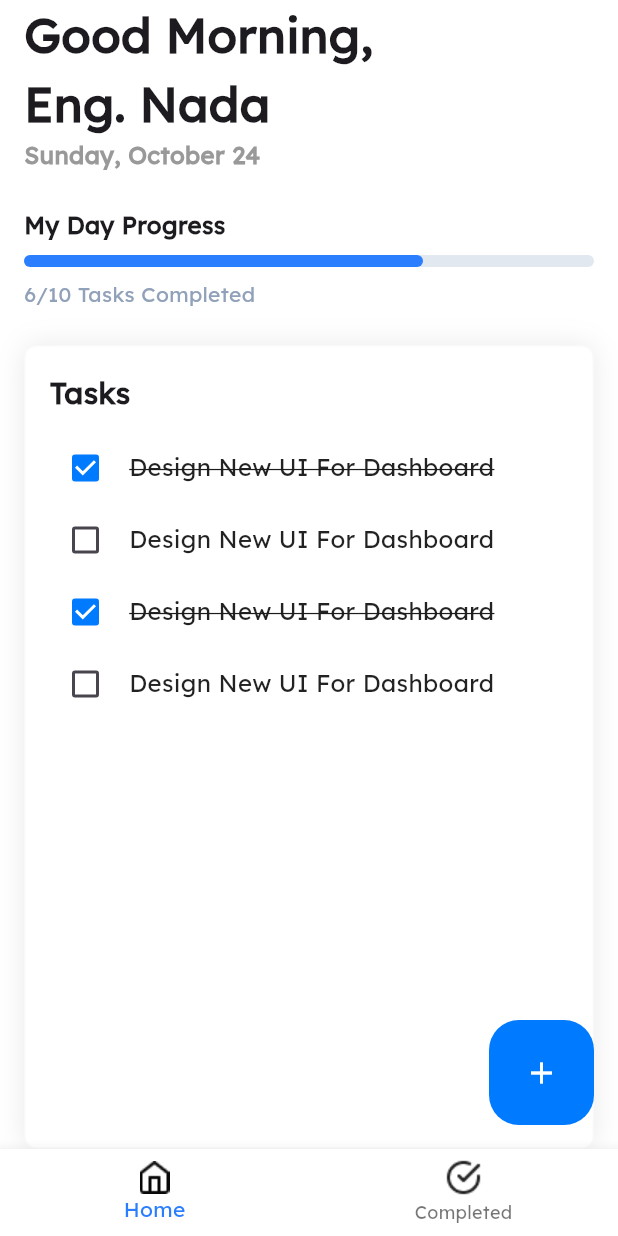
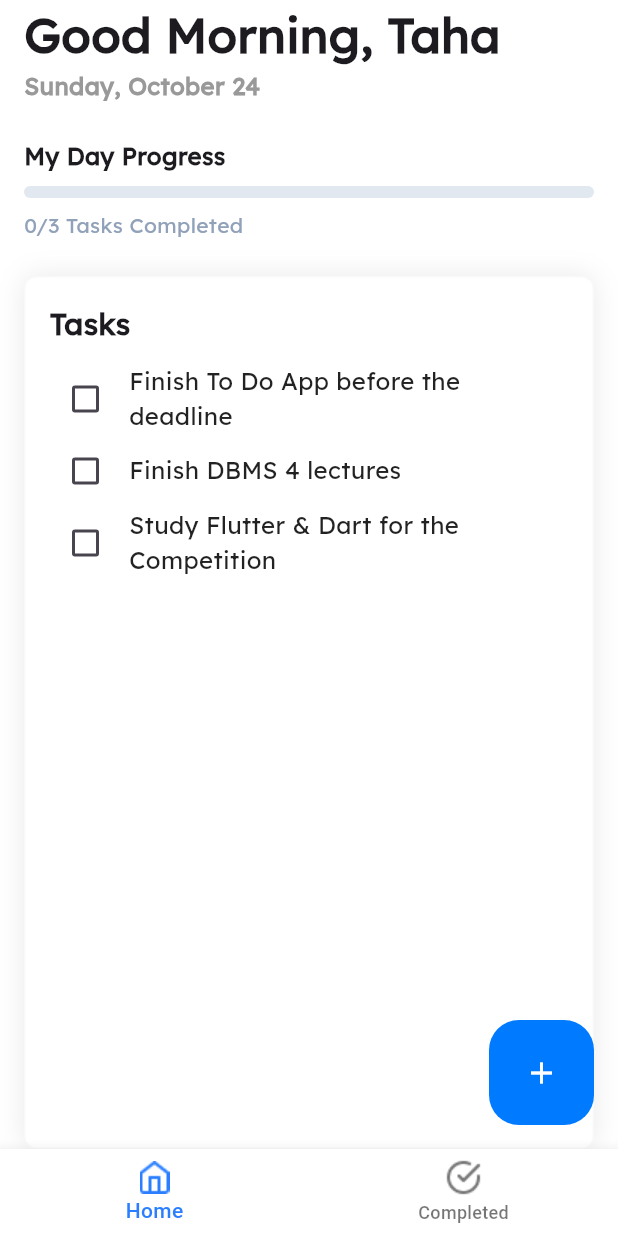
Before and after one commit to Tahtawy1/toDoApp, a Flutter app: the screen it shows after launch, after a tap on "Let’s Start", on a phone screen of 412 x 824 dp. Run offline on Flutter 3.47's test engine with Material 3 defaults, Android fonts, the phone set to English and light mode, and no system bars; our stand-ins replace date_field.

Commit message:
New Commit

```diff
--- a/lib/models/taskModel.dart
+++ /dev/null
@@ -1,10 +0,0 @@
-class TaskModel{
-  final String text;
-  final bool isComplete;
-  TaskModel({
-    required this.text,
-    this.isComplete=false
-}) ;
-
-
-}
--- /dev/null
+++ b/lib/views/all_tasks_list.dart
@@ -0,0 +1,134 @@
+import 'package:flutter/material.dart';
+import 'package:to_do_list_app/views/home_page.dart';
+import 'package:to_do_list_app/widgets/task.dart';
+
+// ignore: must_be_immutable
+class AllTasksList extends StatefulWidget {
+  AllTasksList({super.key, required this.completeTaskCounter});
+  int completeTaskCounter;
+  @override
+  State<AllTasksList> createState() => _AllTasksListState();
+}
+
+class _AllTasksListState extends State<AllTasksList> {
+  @override
+  Widget build(BuildContext context) {
+    return SafeArea(
+      child: Padding(
+        padding: EdgeInsets.symmetric(horizontal: 16),
+        child: Column(
+          crossAxisAlignment: CrossAxisAlignment.start,
+          children: [
+            Column(
+              children: [
+                Text(
+                  'Good Morning, Taha',
+                  style: TextStyle(fontSize: 32, fontWeight: FontWeight.w600),
+                ),
+              ],
+            ),
+            Text(
+              'Sunday, October 24',
+              style: TextStyle(
+                fontSize: 16,
+                fontWeight: FontWeight.w600,
+                color: Color(0xff999999),
+              ),
+            ),
+            SizedBox(height: 24),
+            Text(
+              'My Day Progress',
+              style: TextStyle(fontSize: 16, fontWeight: FontWeight.w600),
+            ),
+            SizedBox(height: 8),
+            LinearProgressIndicator(
+              value: widget.completeTaskCounter / tasks.length,
+              borderRadius: BorderRadius.circular(6),
+              backgroundColor: Color(0xffE2E8F0),
+              color: Color(0xff2B7FFF),
+              minHeight: 8,
+            ),
+            SizedBox(height: 8),
+            Text(
+              '${widget.completeTaskCounter}/${tasks.length} Tasks Completed',
+              style: TextStyle(color: Color(0xff90A1B9)),
+            ),
+            SizedBox(height: 24),
+            Expanded(
+              child: Container(
+                padding: EdgeInsets.only(top: 16, right: 16, left: 16),
+                decoration: BoxDecoration(
+                  color: Color(0xffFFFFFF),
+                  borderRadius: BorderRadius.circular(8),
+                  border: Border.all(
+                    color: const Color.fromARGB(25, 189, 189, 189),
+                  ),
+                  boxShadow: [
+                    BoxShadow(
+                      color: const Color.fromARGB(22, 0, 0, 0),
+                      blurRadius: 15,
+                    ),
+                  ],
+                ),
+                child: Column(
+                  crossAxisAlignment: CrossAxisAlignment.start,
+                  children: [
+                    Text(
+                      'Tasks',
+                      style: TextStyle(
+                        fontSize: 20,
+                        fontWeight: FontWeight.w600,
+                      ),
+                    ),
+                    SizedBox(height: 12),
+                    Expanded(
+                      child: ListView.builder(
+                        itemCount: tasks.length,
+                        itemBuilder: (context, i) {
+                          return Row(
+                            children: [
+                              Checkbox(
+                                activeColor: Color(0xff007AFF),
+                                value: tasks[i].isComplete,
+                                onChanged: (val) {
+                                  setState(() {
+                                    tasks[i].isComplete = !tasks[i].isComplete;
+                                    if (tasks[i].isComplete) {
+                                      widget.completeTaskCounter++;
+                                      taha = widget.completeTaskCounter;
+                                    } else {
+                                      widget.completeTaskCounter--;
+                                      taha = widget.completeTaskCounter;
+                                    }
+                                  });
+                                },
+                              ),
+                              SizedBox(width: 5),
+                              Expanded(
+                                child: Text(
+                                  tasks[i].taskTitle,
+                                  style: TextStyle(
+                                    decoration: tasks[i].isComplete
+                                        ? TextDecoration.lineThrough
+                                        : TextDecoration.none,
+                                    fontSize: 16,
+                                    fontWeight: FontWeight.w500,
+                                    color: Colors.black87,
+                                  ),
+                                ),
+                              ),
+                            ],
+                          );
+                        },
+                      ),
+                    ),
+                  ],
+                ),
+              ),
+            ),
+          ],
+        ),
+      ),
+    );
+  }
+}
--- /dev/null
+++ b/lib/views/home_page.dart
@@ -0,0 +1,80 @@
+import 'package:flutter/material.dart';
+import 'package:to_do_list_app/views/all_tasks_list.dart';
+import 'package:to_do_list_app/views/completed_tasks_list.dart';
+import '../widgets/add_task_bottom_sheet.dart';
+
+int taha = 0;
+
+class HomePage extends StatefulWidget {
+  const HomePage({super.key});
+
+  @override
+  State<HomePage> createState() => _HomePageState();
+}
+
+class _HomePageState extends State<HomePage> {
+  int _currentIndex = 0;
+  final List<Widget> pages = [
+    AllTasksList(completeTaskCounter: 0),
+    CompletedTasksList(completeTaskCounter: 0),
+  ];
+
+  @override
+  Widget build(BuildContext context) {
+    return Scaffold(
+      //* show bottom sheet
+      floatingActionButton: _currentIndex == 0
+          ? GestureDetector(
+              onTap: () => showModalBottomSheet(
+                isScrollControlled: true,
+                context: context,
+                builder: (context) {
+                  return AddTaskBottomSheet();
+                },
+              ),
+              child: Container(
+                decoration: BoxDecoration(
+                  borderRadius: BorderRadius.circular(20),
+                  color: Color(0xff007AFF),
+                ),
+                height: 70,
+                width: 70,
+                child: Icon(Icons.add, color: Colors.white),
+              ),
+            )
+          : null,
+      body: pages[_currentIndex],
+      bottomNavigationBar: Theme(
+        data: ThemeData(
+          splashColor: Colors.transparent,
+          highlightColor: Colors.transparent,
+        ),
+        child: BottomNavigationBar(
+          currentIndex: _currentIndex,
+          onTap: (index) {
+            setState(() {
+              _currentIndex = index;
+            });
+          },
+          backgroundColor: Colors.white,
+          unselectedLabelStyle: TextStyle(fontWeight: FontWeight.w500),
+          selectedLabelStyle: TextStyle(
+            fontWeight: FontWeight.w500,
+            color: Color(0xff2B7FFF),
+          ),
+          selectedItemColor: Color(0xff2B7FFF),
+          items: [
+            BottomNavigationBarItem(
+              label: 'Home',
+              icon: ImageIcon(AssetImage('assets/images/homeIcon.png')),
+            ),
+            BottomNavigationBarItem(
+              label: 'Completed',
+              icon: ImageIcon(AssetImage('assets/images/completeIcon.png')),
+            ),
+          ],
+        ),
+      ),
+    );
+  }
+}
--- a/lib/views/tasks_list_view.dart
+++ /dev/null
@@ -1,152 +0,0 @@
-import 'package:flutter/material.dart';
-import '../models/taskModel.dart';
-import '../widgets/add_task_bottom_sheet.dart';
-import '../widgets/task_item.dart';
-
-import '../models/taskModel.dart';
-
-class TasksListView extends StatefulWidget {
-  const TasksListView({super.key});
-
-  @override
-  State<TasksListView> createState() => _TasksListViewState();
-}
-
-class _TasksListViewState extends State<TasksListView> {
-  List<TaskModel> tasks = [
-    TaskModel(text: "Design New UI For Dashboard", isComplete: true),
-    TaskModel(text: "Design New UI For Dashboard", isComplete: false),
-    TaskModel(text: "Design New UI For Dashboard", isComplete: true),
-    TaskModel(text: "Design New UI For Dashboard", isComplete: false),
-  ];
-  @override
-  Widget build(BuildContext context) {
-    return Scaffold(
-      floatingActionButton: GestureDetector(
-        onTap: () => showModalBottomSheet(
-          isScrollControlled: true,
-          context: context,
-          builder: (context) {
-            return AddTaskBottomSheet();
-          },
-        ),
-        child: Container(
-          decoration: BoxDecoration(
-            borderRadius: BorderRadius.circular(20),
-            color: Color(0xff007AFF),
-          ),
-          height: 70,
-          width: 70,
-          child: Icon(Icons.add, color: Colors.white),
-        ),
-      ),
-      body: SafeArea(
-        child: Padding(
-          padding: EdgeInsets.symmetric(horizontal: 16),
-          child: Column(
-            crossAxisAlignment: CrossAxisAlignment.start,
-            children: [
-              Column(
-                children: [
-                  Text(
-                    'Good Morning,\nEng. Nada',
-                    style: TextStyle(fontSize: 32, fontWeight: FontWeight.w600),
-                  ),
-                ],
-              ),
-              Text(
-                'Sunday, October 24',
-                style: TextStyle(
-                  fontSize: 16,
-                  fontWeight: FontWeight.w600,
-                  color: Color(0xff999999),
-                ),
-              ),
-              SizedBox(height: 24),
-              Text(
-                'My Day Progress',
-                style: TextStyle(fontSize: 16, fontWeight: FontWeight.w600),
-              ),
-              SizedBox(height: 8),
-              LinearProgressIndicator(
-                value: 0.7,
-                borderRadius: BorderRadius.circular(6),
-                backgroundColor: Color(0xffE2E8F0),
-                color: Color(0xff2B7FFF),
-                minHeight: 8,
-              ),
-              SizedBox(height: 8),
-              Text(
-                '6/10 Tasks Completed',
-                style: TextStyle(color: Color(0xff90A1B9)),
-              ),
-              SizedBox(height: 24),
-              Expanded(
-                child: Container(
-                  padding: EdgeInsets.only(top: 16, right: 16, left: 16),
-                  decoration: BoxDecoration(
-                    color: Color(0xffFFFFFF),
-                    borderRadius: BorderRadius.circular(8),
-                    border: Border.all(
-                      color: const Color.fromARGB(25, 189, 189, 189),
-                    ),
-                    boxShadow: [
-                      BoxShadow(
-                        color: const Color.fromARGB(22, 0, 0, 0),
-                        blurRadius: 15,
-                      ),
-                    ],
-                  ),
-                  child: Column(
-                    crossAxisAlignment: CrossAxisAlignment.start,
-                    children: [
-                      Text(
-                        'Tasks',
-                        style: TextStyle(
-                          fontSize: 20,
-                          fontWeight: FontWeight.w600,
-                        ),
-                      ),
-                      SizedBox(height: 12),
-                      Expanded(
-                        child: ListView.builder(
-                          itemCount: tasks.length,
-
-                          itemBuilder: (context, i) {
-                            return TaskItem(
-                              text: tasks[i].text,
-                              isComplete: tasks[i].isComplete,
-                            );
-                          },
-                        ),
-                      ),
-                    ],
-                  ),
-                ),
-              ),
-            ],
-          ),
-        ),
-      ),
-      bottomNavigationBar: BottomNavigationBar(
-        backgroundColor: Colors.white,
-        unselectedLabelStyle: TextStyle(fontWeight: FontWeight.w500),
-        selectedLabelStyle: TextStyle(
-          fontWeight: FontWeight.w500,
-          color: Color(0xff2B7FFF),
-        ),
-        selectedItemColor: Color(0xff2B7FFF),
-        items: [
-          BottomNavigationBarItem(
-            label: 'Home',
-            icon: Image.asset('assets/images/homeIcon.png'),
-          ),
-          BottomNavigationBarItem(
-            label: 'Completed',
-            icon: Image.asset('assets/images/completeIcon.png'),
-          ),
-        ],
-      ),
-    );
-  }
-}
--- a/lib/views/welcome_view.dart
+++ b/lib/views/welcome_view.dart
@@ -1,5 +1,5 @@
 import 'package:flutter/material.dart';
-import 'package:to_do_list_app/views/tasks_list_view.dart';
+import 'package:to_do_list_app/views/home_page.dart';
 
 class WelcomeView extends StatelessWidget {
   const WelcomeView({super.key});
@@ -58,7 +58,7 @@ class WelcomeView extends StatelessWidget {
                 onPressed: () {
                   Navigator.pushReplacement(
                     context,
-                    MaterialPageRoute(builder: (context) => TasksListView()),
+                    MaterialPageRoute(builder: (context) => HomePage()),
                   );
                 },
               ),
--- a/lib/widgets/task.dart
+++ b/lib/widgets/task.dart
@@ -3,11 +3,13 @@ class Task {
   DateTime? taskDate;
   String priority;
   List<String> tags;
+  bool isComplete;
   Task({
     required this.taskTitle,
     required this.taskDate,
     required this.priority,
     required this.tags,
+    this.isComplete = false,
   });
 }
 
@@ -31,3 +33,5 @@ List<Task> tasks = [
     tags: ['Flutter', 'Dev Arena'],
   ),
 ];
+
+List<Task> completedTasks = [];
--- a/lib/widgets/task_item.dart
+++ /dev/null
@@ -1,43 +0,0 @@
-import 'package:flutter/material.dart';
-
-class TaskItem extends StatefulWidget {
-  TaskItem({super.key, required this.text, required this.isComplete});
-  String  text  ;
-  bool isComplete;
-  @override
-  State<TaskItem> createState() => _TaskItemState();
-}
-
-class _TaskItemState extends State<TaskItem> {
-  @override
-  Widget build(BuildContext context) {
-    return Row(
-      children: [
-        Checkbox(
-          activeColor: Color(0xff007AFF),
-          value: widget.isComplete,
-          onChanged: (val) {
-            setState(() {
-              widget.isComplete = !widget.isComplete;
-            });
-            print(widget.isComplete);
-          },
-        ),
-        SizedBox(width: 5,),
-        Expanded(
-          child: Text(widget.text,
-            style:
-            TextStyle(
-              decoration:widget.isComplete? TextDecoration.lineThrough:TextDecoration.none,
-              fontSize: 16,
-              fontWeight: FontWeight.w500,
-              color: Colors.black87,
-
-            ),
-          ),
-        )
-
-      ],
-    );
-  }
-}
```
Also changed, not shown: lib/views/completed_tasks_list.dart (added, +144 -0 lines), lib/widgets/add_task_bottom_sheet.dart (+24 -15 lines).
